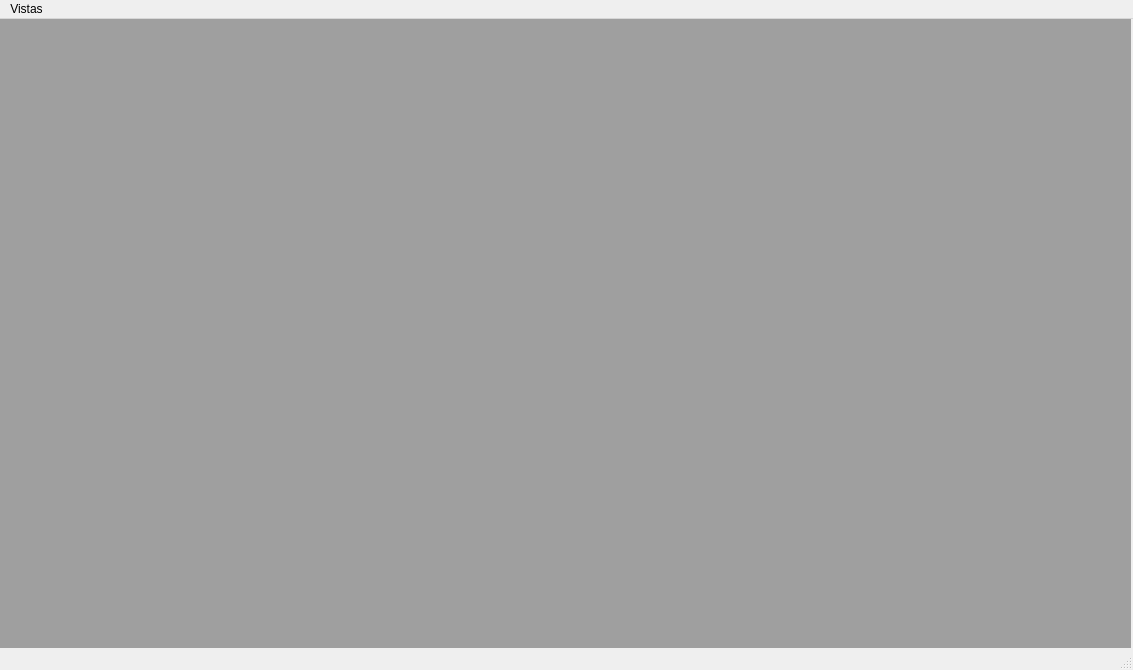
The window that 4 - Creación de ventanas y menús/49 - Creación de una ventana principal y varias subventanas/VentanaSubventanas.ui (fonsikay/Ejercicios_PyQt5) describes before a commit, drawn with Qt 5.
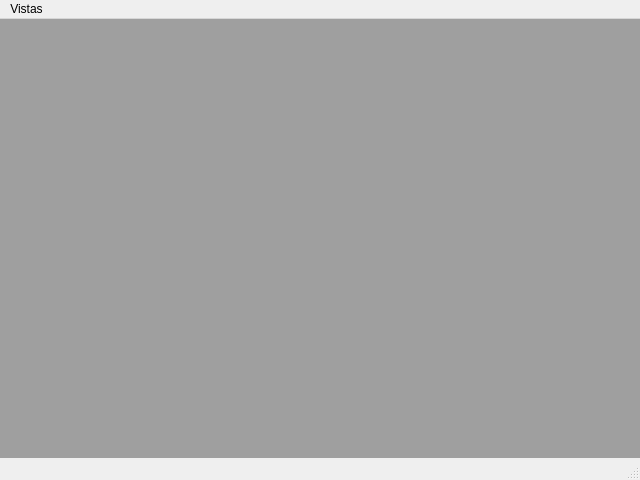
The same window after the commit.

Diff of the .ui file:
```diff
--- a/4 - Creación de ventanas y menús/49 - Creación de una ventana principal y varias subventanas/VentanaSubventanas.ui
+++ b/4 - Creación de ventanas y menús/49 - Creación de una ventana principal y varias subventanas/VentanaSubventanas.ui
@@ -6,10 +6,22 @@
    <rect>
     <x>0</x>
     <y>0</y>
-    <width>1133</width>
-    <height>670</height>
+    <width>640</width>
+    <height>480</height>
    </rect>
   </property>
+  <property name="minimumSize">
+   <size>
+    <width>640</width>
+    <height>480</height>
+   </size>
+  </property>
+  <property name="maximumSize">
+   <size>
+    <width>640</width>
+    <height>480</height>
+   </size>
+  </property>
   <property name="windowTitle">
    <string>Ventana Principal</string>
   </property>
@@ -78,7 +90,7 @@
     <rect>
      <x>0</x>
      <y>0</y>
-     <width>1133</width>
+     <width>640</width>
      <height>21</height>
     </rect>
    </property>
```
Left out of the diff: 6 changed lines with no effect on the pictures.
